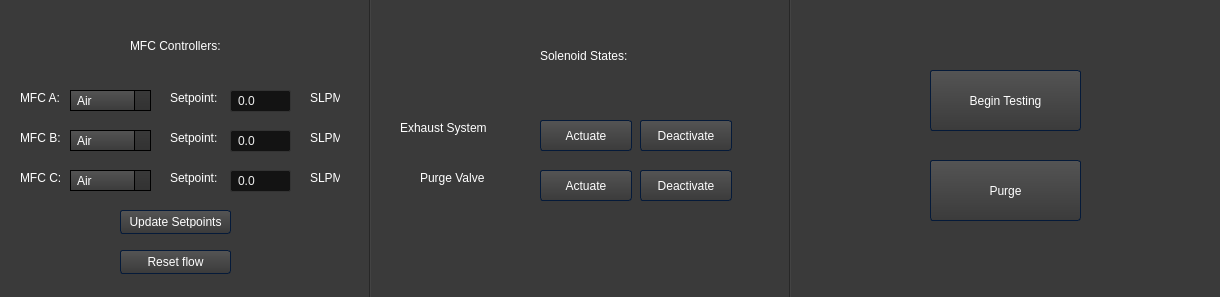
Above: initiatorgui1.ui from maxblack29/DetControl before the change. Below: the same form after it.
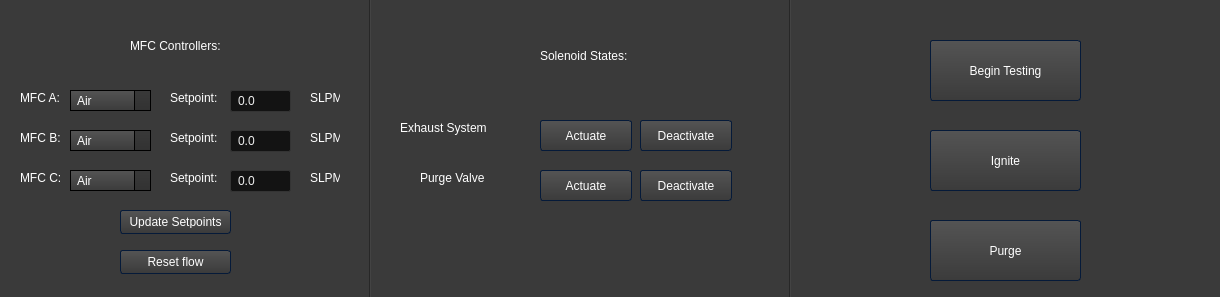
That is the form after the change. Icons and pictures are not drawn.

Commit message: ignition button

```diff
--- a/initiatorgui1.ui
+++ b/initiatorgui1.ui
@@ -2801,7 +2801,7 @@
    <property name="geometry">
     <rect>
      <x>930</x>
-     <y>160</y>
+     <y>220</y>
      <width>151</width>
      <height>61</height>
     </rect>
@@ -2814,7 +2814,7 @@
    <property name="geometry">
     <rect>
      <x>930</x>
-     <y>70</y>
+     <y>40</y>
      <width>151</width>
      <height>61</height>
     </rect>
@@ -2823,6 +2823,19 @@
     <string>Begin Testing</string>
    </property>
   </widget>
+  <widget class="QPushButton" name="igniteButton">
+   <property name="geometry">
+    <rect>
+     <x>930</x>
+     <y>130</y>
+     <width>151</width>
+     <height>61</height>
+    </rect>
+   </property>
+   <property name="text">
+    <string>Ignite</string>
+   </property>
+  </widget>
  </widget>
  <resources/>
  <connections/>
```
The commit also changes 7 other files.
